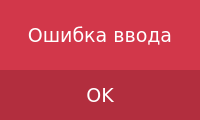
This is error.ui in TarkvinAktus/python-standalone-vk-msg-sender- as Qt 5 draws it before an edit. The edited form follows.
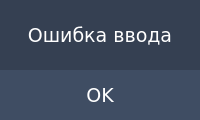
This is the edited form.

What changed in the file:
```diff
--- a/error.ui
+++ b/error.ui
@@ -47,7 +47,7 @@
   </property>
   <property name="styleSheet">
    <string notr="true">QWidget{
-	background-color:#d2374a;
+	background-color:#354052;
 border:none;
 }</string>
   </property>
@@ -83,7 +83,7 @@
    <property name="styleSheet">
     <string notr="true">QPushButton {	
 padding-bottom: 0.3em;
-background-color:#b22e3e;
+background-color:#3f4d63;
 color:white;
 border:none;	
 }
```
Left out of the diff: 2 changed lines with no effect on the pictures.
